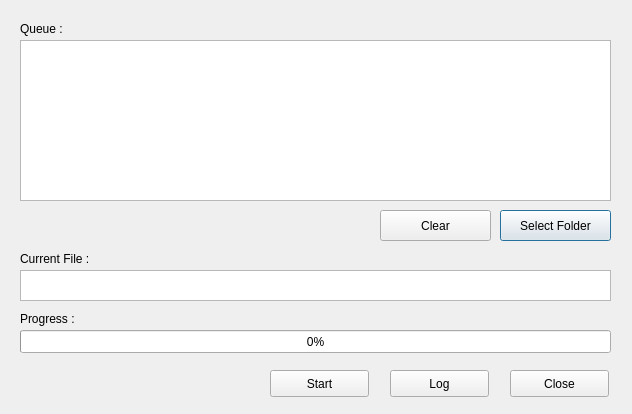
Old version of the form batch.ui in the repository fariskonnakkadan/suspicious_activity_detection.
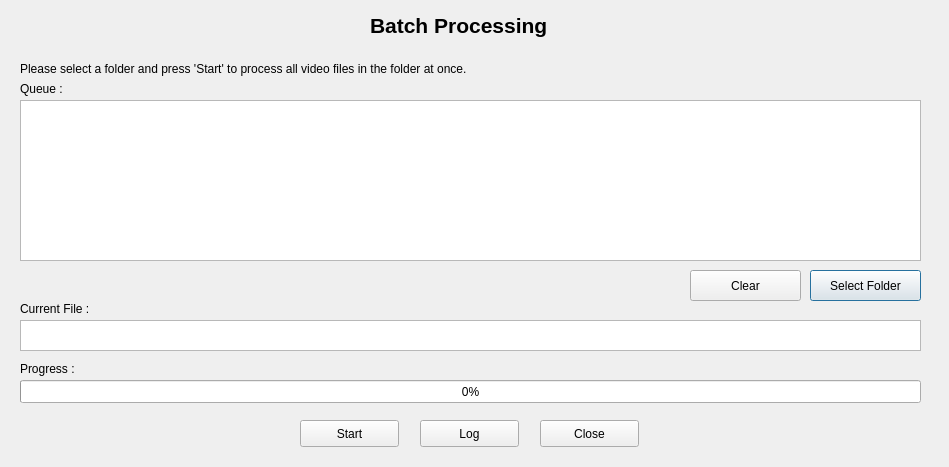
New version of the form.

The edit to the form file:
```diff
--- a/batch.ui
+++ b/batch.ui
@@ -6,10 +6,22 @@
    <rect>
     <x>0</x>
     <y>0</y>
-    <width>632</width>
-    <height>414</height>
+    <width>949</width>
+    <height>467</height>
    </rect>
   </property>
+  <property name="minimumSize">
+   <size>
+    <width>949</width>
+    <height>467</height>
+   </size>
+  </property>
+  <property name="maximumSize">
+   <size>
+    <width>949</width>
+    <height>467</height>
+   </size>
+  </property>
   <property name="windowTitle">
    <string>Batch Processing</string>
   </property>
@@ -17,8 +29,8 @@
    <property name="geometry">
     <rect>
      <x>20</x>
-     <y>40</y>
-     <width>591</width>
+     <y>100</y>
+     <width>901</width>
      <height>161</height>
     </rect>
    </property>
@@ -26,8 +38,8 @@
   <widget class="QPushButton" name="selectFolderButton">
    <property name="geometry">
     <rect>
-     <x>500</x>
-     <y>210</y>
+     <x>810</x>
+     <y>270</y>
      <width>111</width>
      <height>31</height>
     </rect>
@@ -39,8 +51,8 @@
   <widget class="QPushButton" name="batchLog">
    <property name="geometry">
     <rect>
-     <x>390</x>
-     <y>370</y>
+     <x>420</x>
+     <y>420</y>
      <width>99</width>
      <height>27</height>
     </rect>
@@ -52,8 +64,8 @@
   <widget class="QPushButton" name="batchCloseButton">
    <property name="geometry">
     <rect>
-     <x>510</x>
-     <y>370</y>
+     <x>540</x>
+     <y>420</y>
      <width>99</width>
      <height>27</height>
     </rect>
@@ -65,8 +77,8 @@
   <widget class="QPushButton" name="startBatch">
    <property name="geometry">
     <rect>
-     <x>270</x>
-     <y>370</y>
+     <x>300</x>
+     <y>420</y>
      <width>99</width>
      <height>27</height>
     </rect>
@@ -79,8 +91,8 @@
    <property name="geometry">
     <rect>
      <x>20</x>
-     <y>330</y>
-     <width>591</width>
+     <y>380</y>
+     <width>901</width>
      <height>23</height>
     </rect>
    </property>
@@ -101,7 +113,7 @@
    <property name="geometry">
     <rect>
      <x>20</x>
-     <y>310</y>
+     <y>360</y>
      <width>81</width>
      <height>17</height>
     </rect>
@@ -114,7 +126,7 @@
    <property name="geometry">
     <rect>
      <x>20</x>
-     <y>20</y>
+     <y>80</y>
      <width>81</width>
      <height>17</height>
     </rect>
@@ -127,8 +139,8 @@
    <property name="geometry">
     <rect>
      <x>20</x>
-     <y>270</y>
-     <width>591</width>
+     <y>320</y>
+     <width>901</width>
      <height>31</height>
     </rect>
    </property>
@@ -137,7 +149,7 @@
    <property name="geometry">
     <rect>
      <x>20</x>
-     <y>250</y>
+     <y>300</y>
      <width>91</width>
      <height>17</height>
     </rect>
@@ -149,8 +161,8 @@
   <widget class="QPushButton" name="clearListButton">
    <property name="geometry">
     <rect>
-     <x>380</x>
-     <y>210</y>
+     <x>690</x>
+     <y>270</y>
      <width>111</width>
      <height>31</height>
     </rect>
@@ -159,6 +171,39 @@
     <string>Clear</string>
    </property>
   </widget>
+  <widget class="QLabel" name="label_4">
+   <property name="geometry">
+    <rect>
+     <x>370</x>
+     <y>10</y>
+     <width>181</width>
+     <height>31</height>
+    </rect>
+   </property>
+   <property name="font">
+    <font>
+     <pointsize>16</pointsize>
+     <weight>75</weight>
+     <bold>true</bold>
+    </font>
+   </property>
+   <property name="text">
+    <string>Batch Processing</string>
+   </property>
+  </widget>
+  <widget class="QLabel" name="label_5">
+   <property name="geometry">
+    <rect>
+     <x>20</x>
+     <y>60</y>
+     <width>591</width>
+     <height>17</height>
+    </rect>
+   </property>
+   <property name="text">
+    <string>Please select a folder and press 'Start' to process all video files in the folder at once.</string>
+   </property>
+  </widget>
  </widget>
  <resources/>
  <connections/>
```
